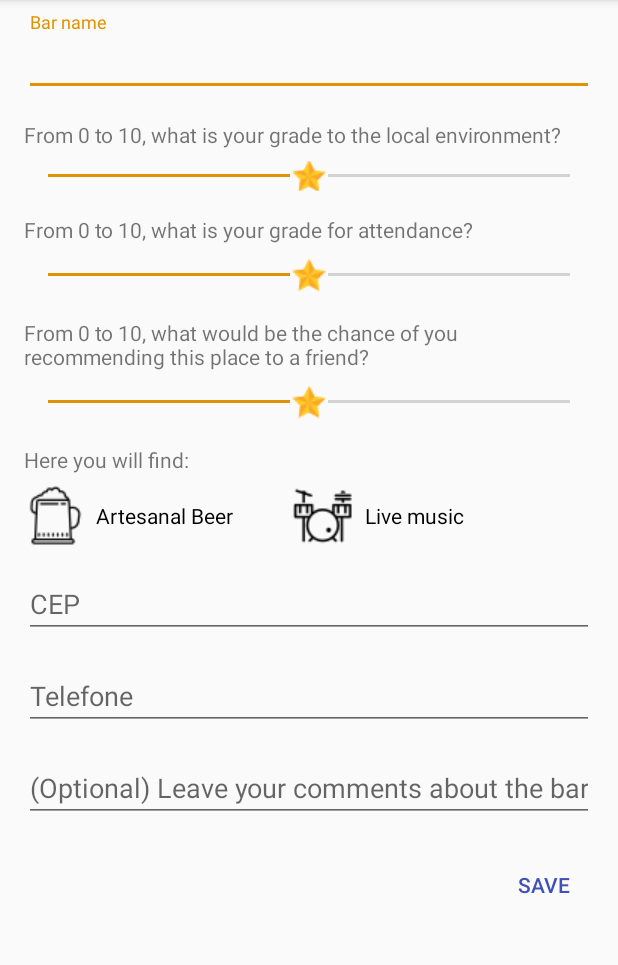
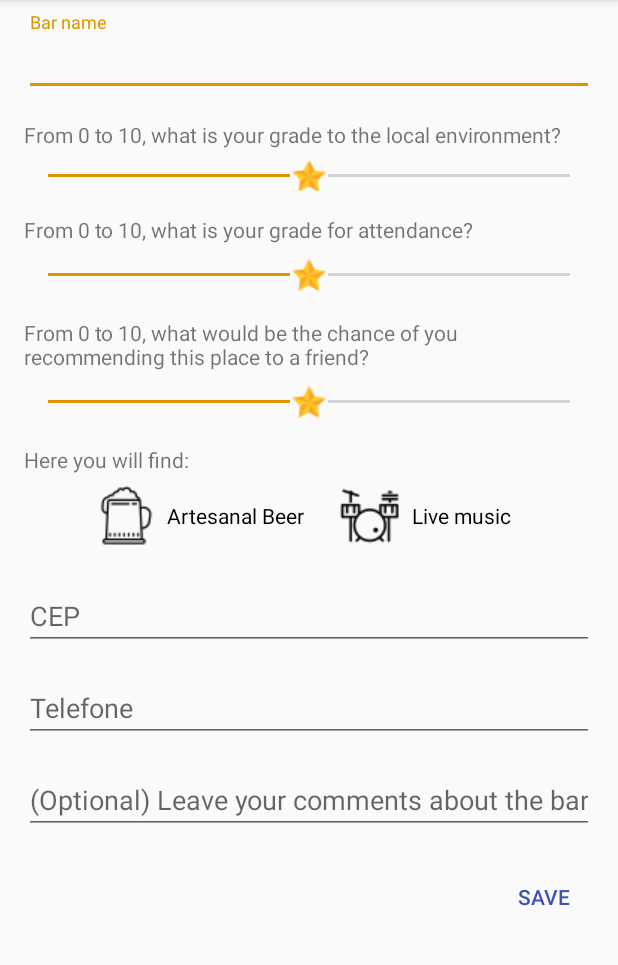
Before and after one commit to matheusfusco/iBeerApp, an Android app: the DetalheBarActivity screen opened directly, with no data from a screen before it, on a phone screen of 412 x 824 dp, the part 84-1049 px from its top. Run offline under Robolectric (Android 15) with nearby library versions, the phone set to English and light mode, and no system bars; our stand-ins replace Room's generated code.

Commit message:
ajuste de layout

```diff
--- a/app/src/main/res/layout/activity_detalhe_bar.xml
+++ b/app/src/main/res/layout/activity_detalhe_bar.xml
@@ -100,7 +100,9 @@
 
         <LinearLayout
             android:layout_width="match_parent"
-            android:layout_height="wrap_content">
+            android:layout_height="wrap_content"
+            android:gravity="center"
+            android:padding="8dp">
 
             <CheckBox
                 android:id="@+id/cb_bar_has_artesanal_beer"
@@ -108,9 +110,7 @@
                 android:button="@drawable/checkbox_artesanal_beer"
                 android:layout_width="wrap_content"
                 android:layout_height="40dp"
-                android:layout_marginTop="8dp"
-                android:layout_marginLeft="16dp"
-                android:layout_marginRight="16dp"
+                android:layout_marginRight="8dp"
                 android:text="@string/artesanal_beer"/>
 
             <CheckBox
@@ -118,10 +118,9 @@
                 android:padding="8dp"
                 android:layout_width="wrap_content"
                 android:layout_height="40dp"
+                android:layout_marginLeft="8dp"
                 android:button="@drawable/checkbox_live_music"
-                android:layout_marginTop="8dp"
-                android:layout_marginLeft="16dp"
-                android:layout_marginRight="16dp"
+
                 android:text="@string/live_music" />
 
         </LinearLayout>
```
